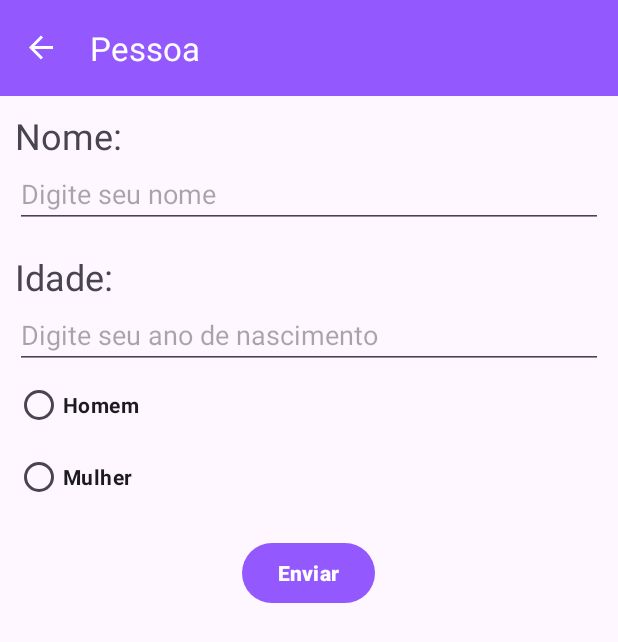
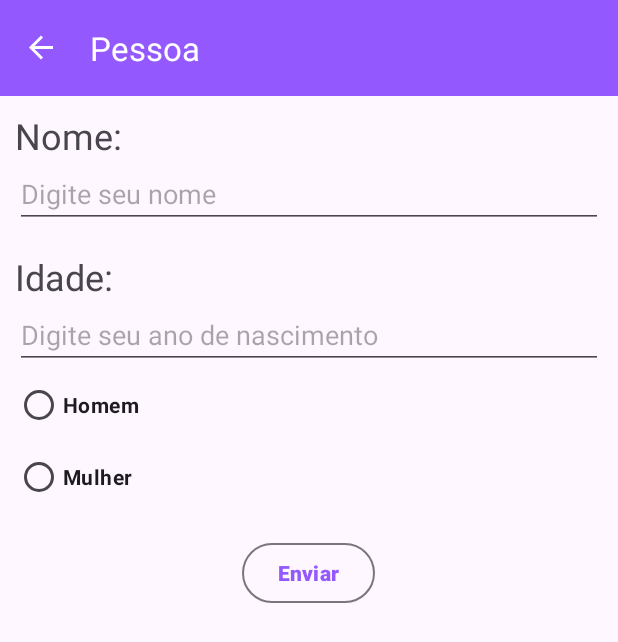
Before and after one commit to supinoinvertido/FirstApp, an Android app: the PessoaFragment screen opened through its navigation route, on a phone screen of 412 x 824 dp. Shown: the top 642 px of the screen. Run offline under Robolectric (Android 15) with nearby library versions, the phone set to English and light mode, and no system bars; our stand-ins replace Room's generated code, navigation-ui.

Commit message:
Criar uma tela para somente exibir os detalhes da pessoa
comentar trechos do codigo para melhor entendimento.

```diff
--- a/app/src/main/java/com/pedropaulo/firstapp/view/MainActivity.kt
+++ b/app/src/main/java/com/pedropaulo/firstapp/view/MainActivity.kt
@@ -11,13 +11,18 @@ import com.pedropaulo.firstapp.databinding.ActivityMainBinding
 
 class MainActivity : AppCompatActivity() {
 
+    //Criar a toolbar
+
     private lateinit var appBarConfiguration: AppBarConfiguration
+    //criara a navegação
     private lateinit var navController: NavController
 
+    //Criar o binding
     private var _binding: ActivityMainBinding? = null
     private val binding: ActivityMainBinding get() = _binding!!
     override fun onCreate(savedInstanceState: Bundle?) {
         super.onCreate(savedInstanceState)
+        //Configura o binding
         _binding = ActivityMainBinding.inflate(layoutInflater)
         setContentView(binding.root)
 
--- a/app/src/main/java/com/pedropaulo/firstapp/viewmodel/PessoaViewModel.kt
+++ b/app/src/main/java/com/pedropaulo/firstapp/viewmodel/PessoaViewModel.kt
@@ -2,6 +2,8 @@ package com.pedropaulo.firstapp.viewmodel
 
 import android.app.Application
 import androidx.lifecycle.AndroidViewModel
+import androidx.lifecycle.LiveData
+import androidx.lifecycle.MutableLiveData
 import androidx.lifecycle.viewModelScope
 import com.pedropaulo.firstapp.service.model.Pessoa
 import com.pedropaulo.firstapp.service.repository.PessoaRepository
@@ -11,21 +13,30 @@ import kotlinx.coroutines.launch
 class PessoaViewModel (application: Application) : AndroidViewModel(application){
     private val repository = PessoaRepository(application)
 
+
+    private val mPessoa = MutableLiveData<Pessoa>()
+    val pessoa: LiveData<Pessoa> = mPessoa
+
     fun insert(pessoa: Pessoa) {
         viewModelScope.launch { repository.insertPessoa(pessoa) }
     }
 
+
+
     fun getPessoa(id: Int){
         viewModelScope.launch (Dispatchers.IO){
-            repository.getPessoa(id)
+            mPessoa.postValue(repository.getPessoa(id))
         }
     }
 
     fun update(pessoa: Pessoa) {
-       viewModelScope.launch (Dispatchers.IO){
-           repository.updadePessoa(pessoa)
-       }
+        viewModelScope.launch (Dispatchers.IO){
+            repository.updadePessoa(pessoa)
+        }
     }
+
+
+
 
     fun delete(id: Int) {
         viewModelScope.launch (Dispatchers.IO){
--- a/app/src/main/res/layout/fragment_pessoa.xml
+++ b/app/src/main/res/layout/fragment_pessoa.xml
@@ -33,21 +33,29 @@
         android:layout_width="match_parent"
         android:layout_height="wrap_content"
         android:ems="10"
+        android:hint="Digite seu ano de nascimento"
         android:inputType="number"
-        android:maxLength="4"
-        android:hint="Digite seu ano de nascimento" />
+        android:maxLength="4" />
+
+    <RadioGroup
+        android:layout_width="match_parent"
+        android:layout_height="wrap_content">
         <RadioButton
             android:id="@+id/rbHomem"
             android:layout_width="match_parent"
             android:layout_height="wrap_content"
             android:text="Homem"
             android:textStyle="bold" />
+
         <RadioButton
             android:id="@+id/rbMulher"
             android:layout_width="match_parent"
             android:layout_height="wrap_content"
             android:text="Mulher"
             android:textStyle="bold" />
+    </RadioGroup>
+
+
 
     <Button
         android:id="@+id/btnEnviar"
@@ -56,8 +64,19 @@
         android:layout_gravity="center"
         android:layout_marginTop="16dp"
         android:text="Enviar"
-        android:textColor="@color/white"
-        android:textStyle="bold"/>
+        android:textStyle="bold"
+        style="@style/Widget.Material3.Button.OutlinedButton"/>
+
+    <Button
+        android:id="@+id/btnDeletar"
+        android:layout_width="wrap_content"
+        android:layout_height="wrap_content"
+        android:layout_gravity="center"
+        android:text="Excluir"
+        android:layout_marginTop="20dp"
+        style="@style/Widget.Material3.Button.OutlinedButton"
+        android:visibility="invisible"
+        />
 
 
 </LinearLayout>
--- a/app/src/main/res/navigation/mobile_navigation.xml
+++ b/app/src/main/res/navigation/mobile_navigation.xml
@@ -27,5 +27,10 @@
         android:name="com.pedropaulo.firstapp.view.AllPessoasFragment"
         android:label="Pessoas"
         tools:layout="@layout/fragment_all_pessoas" />
+    <fragment
+        android:id="@+id/pessoaDetailFragment"
+        android:name="com.pedropaulo.firstapp.view.PessoaDetailFragment"
+        android:label="fragment_pessoa_detail"
+        tools:layout="@layout/fragment_pessoa_detail" />
 
 </navigation>
```
Also changed, not shown: app/src/main/java/com/pedropaulo/firstapp/view/AllPessoasFragment.kt (+5 -2 lines), app/src/main/java/com/pedropaulo/firstapp/view/PessoaDetailFragment.kt (added, +63 -0 lines), app/src/main/java/com/pedropaulo/firstapp/view/PessoaFragment.kt (+43 -3 lines), app/src/main/java/com/pedropaulo/firstapp/view/adapter/PessoaAdapter.kt (+8 -2 lines), app/src/main/res/drawable/ic_man.xml (added, +9 -0 lines), app/src/main/res/drawable/ic_womam.xml (added, +9 -0 lines), app/src/main/res/layout/fragment_pessoa_detail.xml (added, +49 -0 lines). Lines whose indentation alone changed are shown as unchanged.
